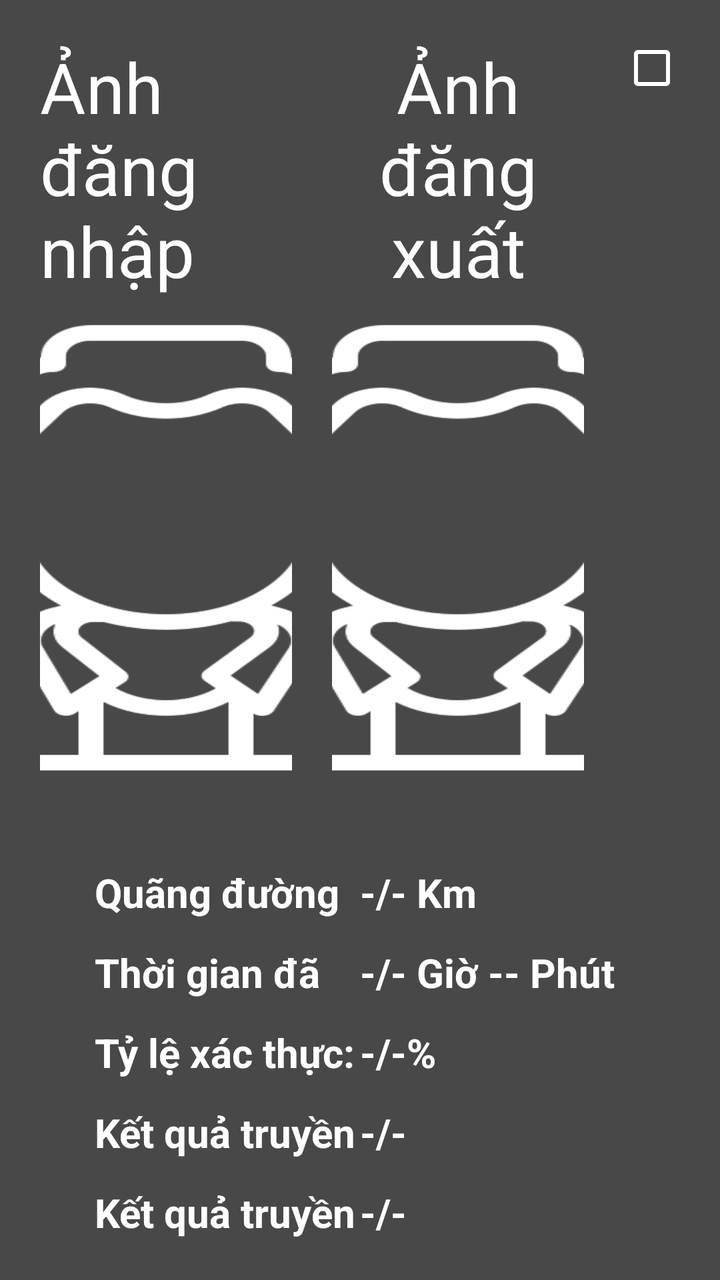
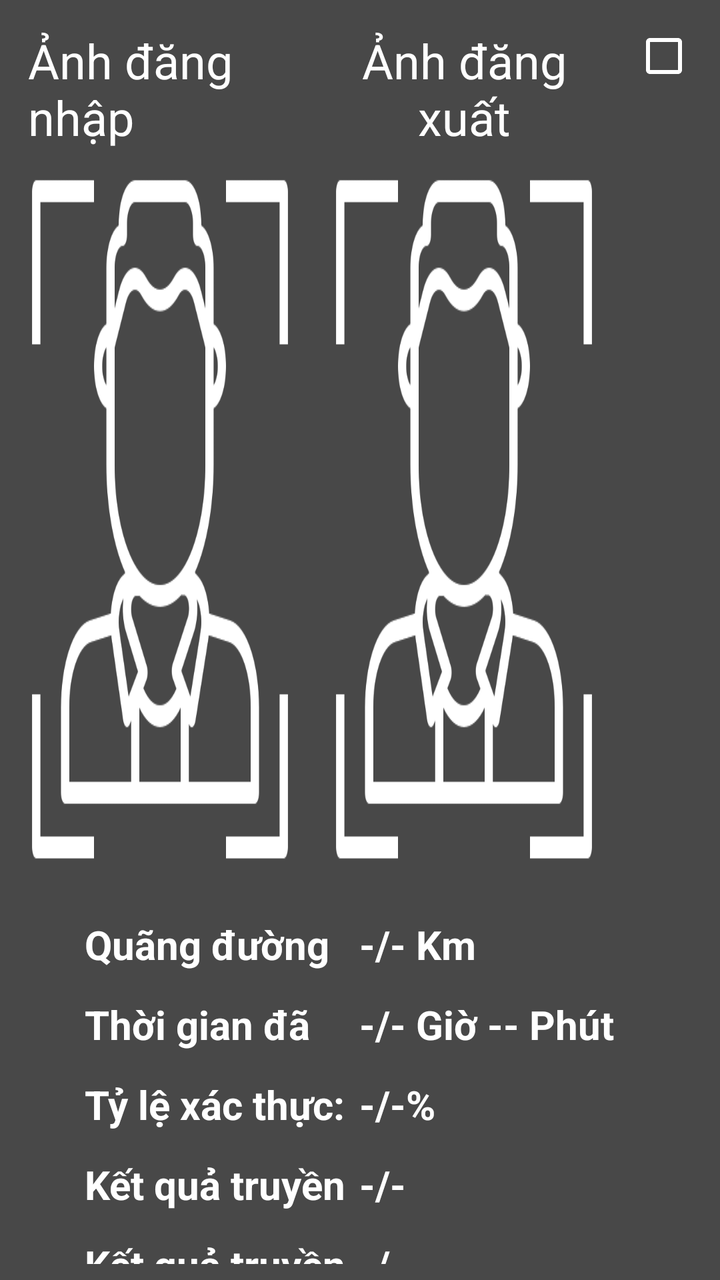

An Android layout rendered at two revisions. The XML below is the earlier revision; the diff shows what the commit changed to produce the second picture.
<!-- AndroidManifest.xml: application theme Theme.Datapp -->
<!-- res/layout/confirm_logout_dialog.xml -->
<?xml version="1.0" encoding="utf-8"?>
<LinearLayout xmlns:android="http://schemas.android.com/apk/res/android"
    xmlns:app="http://schemas.android.com/apk/res-auto"
    android:layout_width="match_parent"
    android:layout_height="match_parent"
    android:background="#B7000000"
    android:gravity="center"
    android:orientation="vertical"
    android:padding="10dp">

    <LinearLayout
        android:id="@+id/llviewContent"
        android:layout_width="wrap_content"
        android:layout_height="wrap_content"
        android:orientation="horizontal"
        android:weightSum="2"
        app:layout_constraintEnd_toEndOf="parent"
        app:layout_constraintStart_toStartOf="parent"
        app:layout_constraintTop_toTopOf="parent">

        <LinearLayout
            android:layout_width="0dp"
            android:layout_height="wrap_content"
            android:layout_margin="10dp"
            android:layout_weight="1"
            android:gravity="center"
            android:orientation="vertical">

            <TextView
                android:layout_width="wrap_content"
                android:layout_height="wrap_content"
                android:text="Ảnh đăng nhập"
                android:textColor="@color/white"
                android:textSize="35sp" />

            <ImageView
                android:id="@+id/ivImageLogin"
                android:layout_width="400dp"
                android:layout_height="250dp"
                android:layout_marginTop="10dp"
                android:scaleType="fitXY"
                android:src="@drawable/ic_face_recog" />

        </LinearLayout>

        <LinearLayout
            android:layout_width="0dp"
            android:layout_height="wrap_content"
            android:layout_margin="10dp"
            android:layout_weight="1"
            android:gravity="center"
            android:orientation="vertical">

            <TextView
                android:layout_width="wrap_content"
                android:layout_height="wrap_content"
                android:layout_weight="1"
                android:gravity="center"
                android:text="Ảnh đăng xuất"
                android:textColor="@color/white"
                android:textSize="35sp" />

            <ImageView
                android:id="@+id/ivImageLogout"
                android:layout_width="400dp"
                android:layout_height="250dp"
                android:layout_marginTop="10dp"
                android:scaleType="fitXY"
                android:src="@drawable/ic_face_recog" />
        </LinearLayout>

        <CheckBox
            android:id="@+id/cbNotSendTC"
            android:layout_width="wrap_content"
            android:layout_height="wrap_content"
            android:checked="false"
            android:textColor="@color/orange" />
    </LinearLayout>


    <LinearLayout
        android:layout_width="match_parent"
        android:layout_height="wrap_content"
        android:layout_marginTop="10dp"
        android:gravity="center"
        android:orientation="horizontal"
        android:padding="4dp"
        android:weightSum="5">

        <TextView
            android:layout_width="0dp"
            android:layout_height="wrap_content"
            android:layout_weight="2"
            android:maxLines="1"
            android:text="Quãng đường đã học:"
            android:textColor="@color/white"
            android:textSize="20sp"
            android:textStyle="bold" />

        <TextView
            android:id="@+id/tvTotalDistance"
            android:layout_width="0dp"
            android:layout_height="wrap_content"
            android:layout_weight="2"
            android:maxLines="1"
            android:text="-/- Km"
            android:textColor="@color/white"
            android:textSize="20sp"
            android:textStyle="bold" />
    </LinearLayout>

    <LinearLayout
        android:layout_width="match_parent"
        android:layout_height="wrap_content"
        android:layout_marginTop="5dp"
        android:gravity="center"
        android:orientation="horizontal"
        android:padding="4dp"
        android:weightSum="5">

        <TextView
            android:layout_width="0dp"
            android:layout_height="wrap_content"
            android:layout_weight="2"
            android:maxLines="1"
            android:text="Thời gian đã học:"
            android:textColor="@color/white"
            android:textSize="20sp"
            android:textStyle="bold" />

        <TextView
            android:id="@+id/tvTotalTime"
            android:layout_width="0dp"
            android:layout_height="wrap_content"
            android:layout_weight="2"
            android:maxLines="1"
            android:text="-/- Giờ -- Phút"
            android:textColor="@color/white"
            android:textSize="20sp"
            android:textStyle="bold" />
    </LinearLayout>

    <LinearLayout
        android:layout_width="match_parent"
        android:layout_height="wrap_content"
        android:layout_marginTop="5dp"
        android:gravity="center"
        android:orientation="horizontal"
        android:padding="4dp"
        android:weightSum="5">

        <TextView
            android:layout_width="0dp"
            android:layout_height="wrap_content"
            android:layout_weight="2"
            android:maxLines="1"
            android:text="Tỷ lệ xác thực:"
            android:textColor="@color/white"
            android:textSize="20sp"
            android:textStyle="bold" />

        <TextView
            android:id="@+id/tvPercentagePass"
            android:layout_width="0dp"
            android:layout_height="wrap_content"
            android:layout_weight="2"
            android:maxLines="1"
            android:text="-/-%"
            android:textColor="@color/white"
            android:textSize="20sp"
            android:textStyle="bold" />
    </LinearLayout>

    <LinearLayout
        android:layout_width="match_parent"
        android:layout_height="wrap_content"
        android:layout_marginTop="5dp"
        android:gravity="center"
        android:orientation="horizontal"
        android:padding="4dp"
        android:weightSum="5">

        <TextView
            android:layout_width="0dp"
            android:layout_height="wrap_content"
            android:layout_weight="2"
            android:maxLines="1"
            android:text="Kết quả truyền ảnh:"
            android:textColor="@color/white"
            android:textSize="20sp"
            android:textStyle="bold" />

        <TextView
            android:id="@+id/tvUploadImageResult"
            android:layout_width="0dp"
            android:layout_height="wrap_content"
            android:layout_weight="2"
            android:maxLines="1"
            android:text="-/-"
            android:textColor="@color/white"
            android:textSize="20sp"
            android:textStyle="bold" />
    </LinearLayout>

    <LinearLayout
        android:layout_width="match_parent"
        android:layout_height="wrap_content"
        android:layout_marginTop="5dp"
        android:gravity="center"
        android:orientation="horizontal"
        android:padding="4dp"
        android:weightSum="5">

        <TextView
            android:layout_width="0dp"
            android:layout_height="wrap_content"
            android:layout_weight="2"
            android:maxLines="1"
            android:text="Kết quả truyền gps:"
            android:textColor="@color/white"
            android:textSize="20sp"
            android:textStyle="bold" />

        <TextView
            android:id="@+id/tvUploadGPSResult"
            android:layout_width="0dp"
            android:layout_height="wrap_content"
            android:layout_weight="2"
            android:maxLines="1"
            android:text="-/-"
            android:textColor="@color/white"
            android:textSize="20sp"
            android:textStyle="bold" />
    </LinearLayout>

    <LinearLayout
        android:layout_width="match_parent"
        android:layout_height="wrap_content"
        android:gravity="bottom"
        android:orientation="horizontal"
        android:weightSum="2">

        <Button
            android:id="@+id/btCancel"
            android:layout_width="0dp"
            android:layout_height="wrap_content"
            android:layout_weight="1"
            android:text="Hủy"
            android:textSize="35sp" />

        <View
            android:layout_width="10dp"
            android:layout_height="wrap_content" />

        <Button
            android:id="@+id/btConfirm"
            android:layout_width="0dp"
            android:layout_height="wrap_content"
            android:layout_weight="1"
            android:text="Đăng xuất"
            android:textSize="35sp" />

    </LinearLayout>
</LinearLayout>
<!-- resources referenced by this layout -->
<resources>
  <color name="orange">#DF7401</color>
  <color name="white">#FFFFFF</color>
  <!-- drawable ic_face_recog: png bitmap (drawable, 28310 bytes) -->
  <style name="Theme.Datapp" parent="Theme.MaterialComponents.DayNight.DarkActionBar">
          
          <item name="colorPrimary">@color/orange</item>
          <item name="colorPrimaryVariant">@color/purple_700</item>
          <item name="colorOnPrimary">@color/white</item>
          <item name="colorOnSurface">@color/white</item>
          <item name="colorSurface">@color/white</item>
          
          <item name="colorSecondary">@color/teal_200</item>
          <item name="colorSecondaryVariant">@color/teal_700</item>
          <item name="colorOnSecondary">@color/black</item>
          
          <item name="android:statusBarColor" tools:targetApi="l">?attr/colorPrimaryVariant</item>
          
          <item name="windowActionBar">false</item>
          <item name="windowNoTitle">true</item>
          <item name="android:windowFullscreen">true</item>
      </style>
  <color name="purple_700">#FF3700B3</color>
  <color name="teal_200">#FF03DAC5</color>
  <color name="teal_700">#FF018786</color>
  <color name="black">#000000</color>
</resources>

<!-- the commit's change to res/layout/confirm_logout_dialog.xml (unified diff, before → after) -->
@@ -6,11 +6,11 @@
     android:background="#B7000000"
     android:gravity="center"
     android:orientation="vertical"
-    android:padding="10dp">
+    android:padding="4dp">
 
     <LinearLayout
         android:id="@+id/llviewContent"
-        android:layout_width="wrap_content"
+        android:layout_width="match_parent"
         android:layout_height="wrap_content"
         android:orientation="horizontal"
         android:weightSum="2"
@@ -31,12 +31,12 @@
                 android:layout_height="wrap_content"
                 android:text="Ảnh đăng nhập"
                 android:textColor="@color/white"
-                android:textSize="35sp" />
+                android:textSize="24sp" />
 
             <ImageView
                 android:id="@+id/ivImageLogin"
-                android:layout_width="400dp"
-                android:layout_height="250dp"
+                android:layout_width="match_parent"
+                android:layout_height="350dp"
                 android:layout_marginTop="10dp"
                 android:scaleType="fitXY"
                 android:src="@drawable/ic_face_recog" />
@@ -58,12 +58,12 @@
                 android:gravity="center"
                 android:text="Ảnh đăng xuất"
                 android:textColor="@color/white"
-                android:textSize="35sp" />
+                android:textSize="24sp" />
 
             <ImageView
                 android:id="@+id/ivImageLogout"
-                android:layout_width="400dp"
-                android:layout_height="250dp"
+                android:layout_width="match_parent"
+                android:layout_height="350dp"
                 android:layout_marginTop="10dp"
                 android:scaleType="fitXY"
                 android:src="@drawable/ic_face_recog" />
